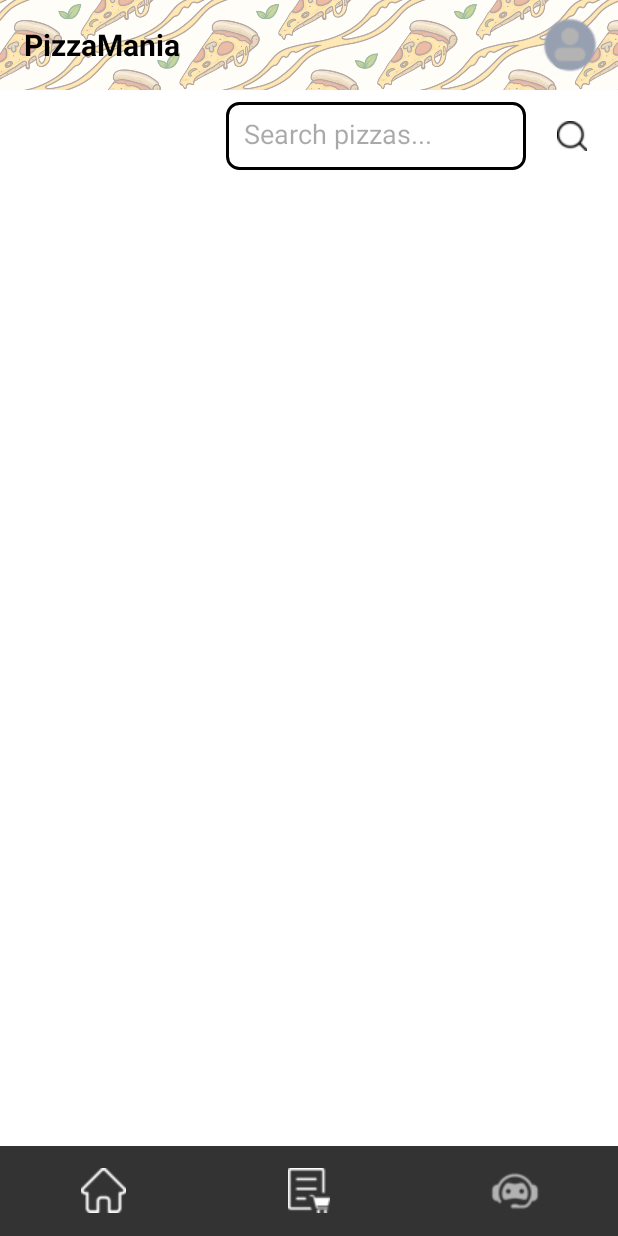
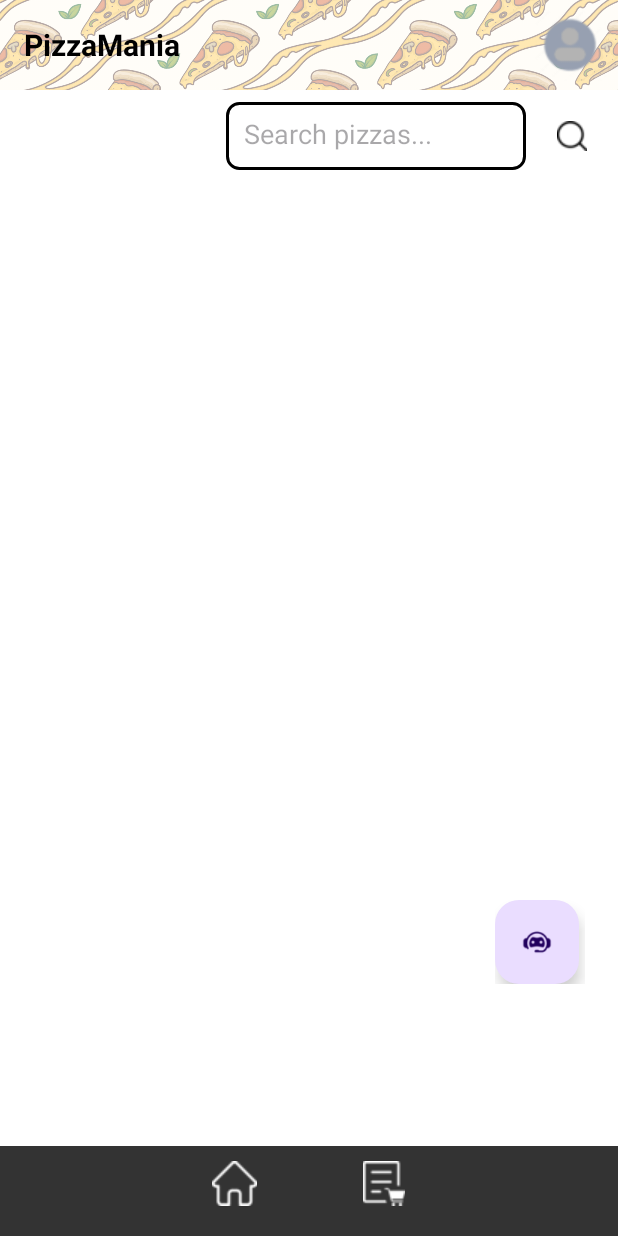
Before and after one commit to Mobile-Application-Development-NIBM/Pizza-Mania-App, an Android app: the CustomerHomeActivity screen opened directly, with no data from a screen before it, on a phone screen of 412 x 824 dp. Run offline under Robolectric (Android 15) with nearby library versions, the phone set to English and light mode, and no system bars.

Commit message:
2nd push bot

```diff
--- a/app/src/main/res/layout/activity_customer_home.xml
+++ b/app/src/main/res/layout/activity_customer_home.xml
@@ -123,6 +123,9 @@
         android:layout_alignParentBottom="true">
         <!-- layout_alignParentBottom: sticks this bar at the bottom of the screen -->
 
+        <LinearLayout
+            android:layout_width="200dp"
+            android:layout_height="40dp">
         <ImageButton
             android:id="@+id/homeButton"
             android:layout_width="0dp"
@@ -142,15 +145,25 @@
             android:src="@drawable/ic_orders4"
             android:background="@null"
             android:contentDescription="Orders"/>
+    </LinearLayout>
 
-        <ImageButton
+    </LinearLayout>
+
+    <LinearLayout
+        android:layout_width="60dp"
+        android:layout_height="wrap_content"
+        android:layout_marginTop="600dp"
+        android:layout_marginLeft="330dp">
+
+        <com.google.android.material.floatingactionbutton.FloatingActionButton
             android:id="@+id/chatbotButton"
-            android:layout_width="0dp"
+            android:layout_width="10px"
             android:layout_height="wrap_content"
             android:layout_weight="1"
             android:src="@drawable/ic_chatbot3"
             android:background="@null"
-            android:contentDescription="Chatbot"/>
+            android:contentDescription="Chatbot"
+            />
     </LinearLayout>
 
 </RelativeLayout>
```
